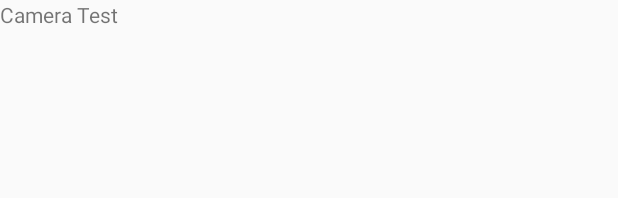
After one commit to sslyxhz/mydemos, an Android app: the layout activity_camera.xml on its own in the app's theme, with its tools: preview values and no code run, on a phone screen of 412 x 824 dp. The commit adds this screen. Shown: the top 198 px of the screen. Run offline under Robolectric (Android 15) with nearby library versions, the phone set to English and light mode, and no system bars.

Commit message:
Function, simple capture picture

```diff
--- a/app/src/main/AndroidManifest.xml
+++ b/app/src/main/AndroidManifest.xml
@@ -26,6 +26,8 @@
         </activity>
         <activity android:name=".AnimationActivity">
         </activity>
+        <activity android:name=".camera.CameraActivity">
+        </activity>
     </application>
 
 </manifest>
--- a/app/src/main/java/com/xhz/mydemos/MainActivity.java
+++ b/app/src/main/java/com/xhz/mydemos/MainActivity.java
@@ -11,6 +11,7 @@ import android.view.ViewGroup;
 import android.widget.TextView;
 import android.widget.Toast;
 
+import com.xhz.mydemos.camera.CameraActivity;
 import com.xhz.mydemos.test.TestActivity;
 
 import java.util.ArrayList;
@@ -35,6 +36,7 @@ public class MainActivity extends AppCompatActivity {
         mFunctions.add("Test");
         mFunctions.add("WebView");
         mFunctions.add("Animation");
+        mFunctions.add("Camera");
 
         mFunctionsAdapter = new FunctionsAdapter(mFunctions);
     }
@@ -62,6 +64,8 @@ public class MainActivity extends AppCompatActivity {
                         startActivity(new Intent(MainActivity.this, WebViewActivity.class));
                     } else if("Animation".equals(mFunctionName)){
                         startActivity(new Intent(MainActivity.this, AnimationActivity.class));
+                    } else if("Camera".equals(mFunctionName)){
+                        startActivity(new Intent(MainActivity.this, CameraActivity.class));
                     } else{
                         Toast.makeText(MainActivity.this, "Miss:"+mFunctionName, Toast.LENGTH_SHORT).show();
                     }
--- /dev/null
+++ b/app/src/main/res/layout/activity_camera.xml
@@ -0,0 +1,19 @@
+<?xml version="1.0" encoding="utf-8"?>
+<LinearLayout xmlns:android="http://schemas.android.com/apk/res/android"
+              android:orientation="vertical"
+              android:layout_width="match_parent"
+              android:layout_height="match_parent">
+    <TextView
+        android:id="@+id/tv_camera_title"
+        android:layout_width="match_parent"
+        android:layout_height="wrap_content"
+        android:text="Camera Test"/>
+
+    <ImageView
+        android:layout_width="match_parent"
+        android:layout_height="match_parent"
+        android:id="@+id/iv_camera_picture"
+        android:contentDescription="@string/app_name"
+        />
+
+</LinearLayout>
```
Also changed, not shown: app/src/main/java/com/xhz/mydemos/camera/CameraActivity.java (added, +48 -0 lines).
